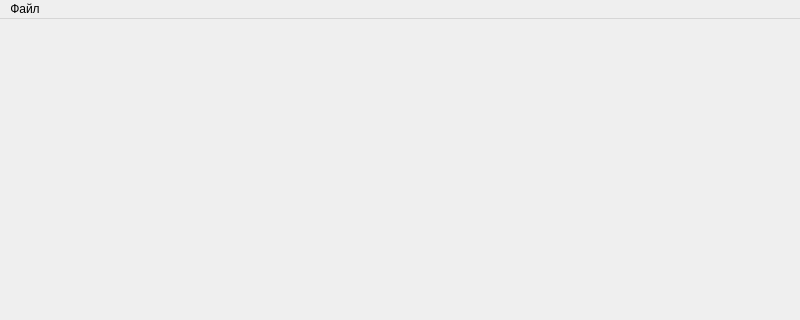
Above: mainwindow.ui from Bebeka67/VKR before the change; both pictures show x 0 to 800 and y 0 to 320 of the 800 by 600 pixel window. Below: the same form after it.
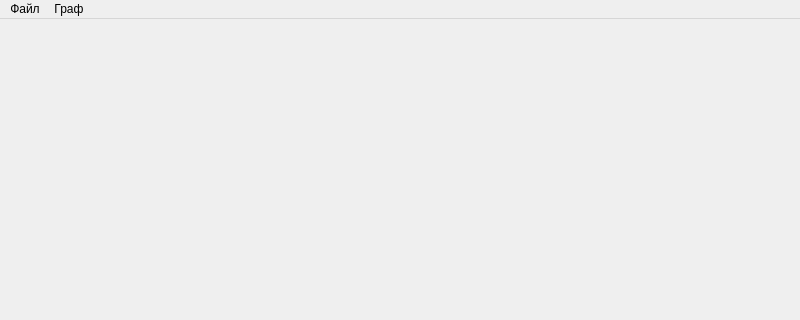
That is the form after the change. Custom widgets are drawn as their Qt base class.

Commit message: Добавлены опции выбора двух точек

```diff
--- a/mainwindow.ui
+++ b/mainwindow.ui
@@ -60,7 +60,7 @@
      <height>22</height>
     </rect>
    </property>
-   <widget class="QMenu" name="menu">
+   <widget class="QMenu" name="menu_file">
     <property name="title">
      <string>Файл</string>
     </property>
@@ -71,7 +71,14 @@
     <addaction name="separator"/>
     <addaction name="ActionExit"/>
    </widget>
-   <addaction name="menu"/>
+   <widget class="QMenu" name="menu_graph">
+    <property name="title">
+     <string>Граф</string>
+    </property>
+    <addaction name="ActionGetShortWay"/>
+   </widget>
+   <addaction name="menu_file"/>
+   <addaction name="menu_graph"/>
   </widget>
   <widget class="QStatusBar" name="statusbar"/>
   <action name="ActionOpenMap">
```
Left out of the diff: 5 changed lines with no effect on the pictures. The commit also changes 2 other files.
